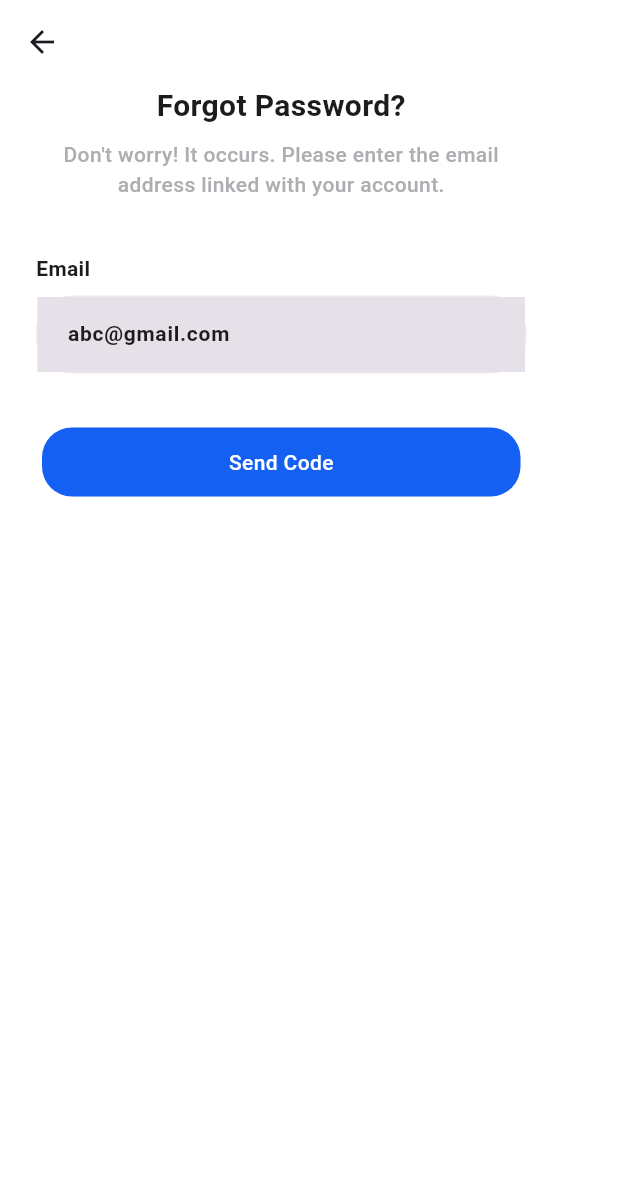
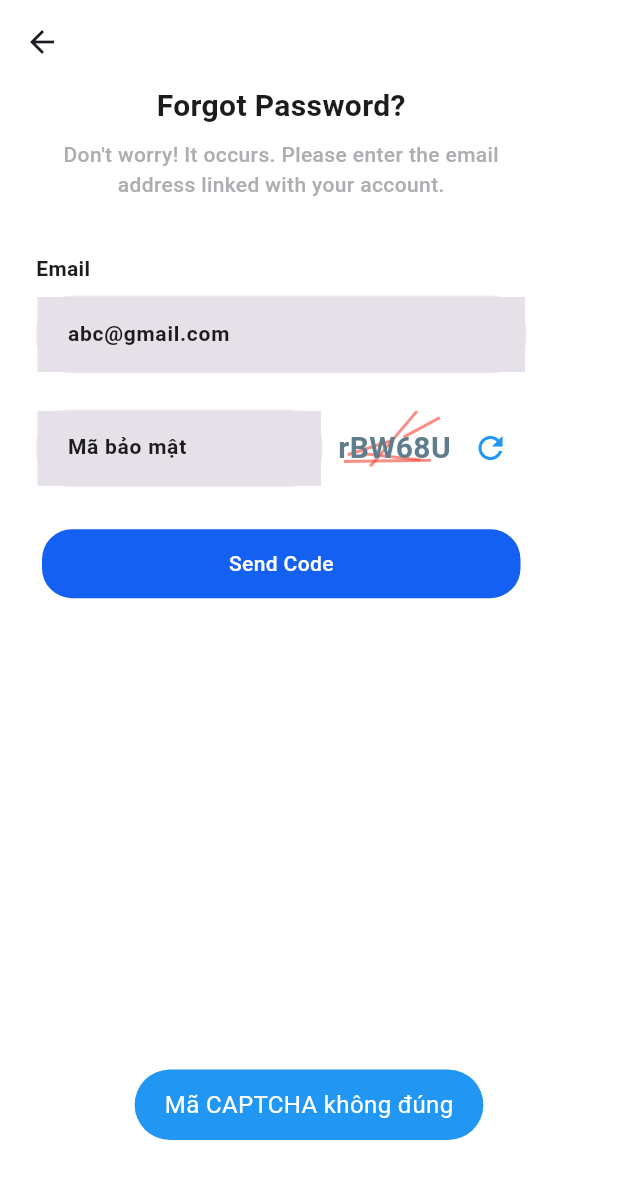
Before and after one commit to NguyenMinhDuc163/Fire-guard-mobile, a Flutter app: the ForgotPasswordScreen screen opened by its route, after a tap on "Send Code", on a phone screen of 412 x 824 dp. Shown: the top 1179 px of the screen. Run offline on Flutter 3.47's test engine with Material 3 defaults, Android fonts, the phone set to English and light mode, and no system bars; drawn by our look-alikes of keyboard_dismisser; our stand-ins replace animate_do, audioplayers, dio, easy_localization, firebase_core, firebase_messaging and 13 more; missing offline and left inert: error_stack, firebase_app_check; accounts and stored records are empty.

Commit message:
update fogot password

```diff
--- /dev/null
+++ b/devtools_options.yaml
@@ -0,0 +1,3 @@
+description: This file stores settings for Dart & Flutter DevTools.
+documentation: https://docs.flutter.dev/tools/devtools/extensions#configure-extension-enablement-states
+extensions:
--- a/lib/models/auth_model.dart
+++ b/lib/models/auth_model.dart
@@ -2,8 +2,9 @@ class AuthModel{
   String username;
   String password;
   String tokenFcm;
+  String captchaText;
 
-  AuthModel({ this.username = '',  this.password = '', this.tokenFcm = ''});
+  AuthModel({ this.username = '',  this.password = '', this.tokenFcm = '', this.captchaText = "Afj5T"});
 
 
 }
--- /dev/null
+++ b/lib/service/api_service/request/forgot_password_request.dart
@@ -0,0 +1,23 @@
+import 'dart:convert';
+
+ForgotPasswordRequest forgotPasswordRequestFromJson(String str) =>
+    ForgotPasswordRequest.fromJson(json.decode(str));
+
+String forgotPasswordRequestToJson(ForgotPasswordRequest data) =>
+    json.encode(data.toJson());
+
+class ForgotPasswordRequest {
+  ForgotPasswordRequest({
+    required this.email,
+  });
+
+  final String email;
+
+  factory ForgotPasswordRequest.fromJson(Map<String, dynamic> json) => ForgotPasswordRequest(
+    email: json["email"],
+  );
+
+  Map<String, dynamic> toJson() => {
+    "email": email,
+  };
+}
--- /dev/null
+++ b/lib/service/api_service/response/forgot_password_response.dart
@@ -0,0 +1,8 @@
+class ForgotPasswordResponse {
+  ForgotPasswordResponse();
+
+  factory ForgotPasswordResponse.fromJson(Map<String, dynamic> json) =>
+      ForgotPasswordResponse();
+
+  Map<String, dynamic> toJson() => {};
+}
--- a/lib/service/base_connect.dart
+++ b/lib/service/base_connect.dart
@@ -7,7 +7,7 @@ class BaseConnect {
 
   BaseConnect() {
 
-    String authToken = LocalStorageHelper.getValue('authToken');
+    String authToken = LocalStorageHelper.getValue('authToken') ?? "";
     httpClient = Dio(BaseOptions(
       baseUrl: StatusApi.BASE_API_URL, // Hiện tại se su dung ben RemoteConfigService nen gia tri nay khong can thiet
       connectTimeout: const Duration(milliseconds: StatusApi.TIME_OUT),
--- a/lib/service/common/status_api.dart
+++ b/lib/service/common/status_api.dart
@@ -1,6 +1,7 @@
 class StatusApi {
 
-static String BASE_API_URL = "http://20.2.33.95:3000/api/v1/"; // test local
+static String BASE_API_URL = "http://192.168.100.171:3000/api/v1/"; // test local
+// static String BASE_API_URL = "http://20.2.33.95:3000/api/v1/"; // server
 
 static const int TIME_OUT = 10000;
 
--- a/lib/test.dart
+++ b/lib/test.dart
@@ -42,7 +42,7 @@ class _SensorDataPageState extends State<SensorDataPage> {
             ElevatedButton(
               onPressed: () {
                 // sensorViewModel.saveDeviceStatus(deviceName: 'buzzer', status: 'active');
-                sensorViewModel.fetchHistory();
+                sensorViewModel.sendForgotPassword();
               },
               child: Text('Gửi Dữ Liệu'),
             ),
--- a/lib/view/userAuth/forgot_password_screen.dart
+++ b/lib/view/userAuth/forgot_password_screen.dart
@@ -1,6 +1,10 @@
 import 'package:easy_localization/easy_localization.dart';
+import 'package:fire_guard/utils/core/extentions/size_extension.dart';
+import 'package:fire_guard/view/userAuth/widget/StrikethroughPainter.dart';
+import 'package:fire_guard/viewModel/auth_view_model.dart';
 import 'package:flutter/material.dart';
 import 'package:keyboard_dismisser/keyboard_dismisser.dart';
+import 'package:provider/provider.dart';
 
 
 import 'widget/primary_button_widget.dart';
@@ -16,11 +20,12 @@ class ForgotPasswordScreen extends StatefulWidget {
 
 class _ForgotPasswordScreenState extends State<ForgotPasswordScreen> {
   late TextEditingController emailC;
-
+  TextEditingController securityCodeController = TextEditingController();
   @override
   void initState() {
     super.initState();
     emailC = TextEditingController();
+    Provider.of<AuthViewModel>(context, listen: false).generateCaptcha();
   }
 
   @override
@@ -30,6 +35,8 @@ class _ForgotPasswordScreenState extends State<ForgotPasswordScreen> {
   }
   @override
   Widget build(BuildContext context) {
+    final authViewModel = Provider.of<AuthViewModel>(context);
+    final model = authViewModel.model;
     return KeyboardDismisser(
       gestures: const [GestureType.onTap],
       child: Scaffold(
@@ -88,12 +95,73 @@ class _ForgotPasswordScreenState extends State<ForgotPasswordScreen> {
                       ),
                     ],
                   ),
-                  const SizedBox(height: 32),
+                  Padding(
+                    padding: EdgeInsets.only(top: 20.h, bottom: 20.h),
+                    child: Row(
+                      children: [
+                        Expanded(
+                          child: PrimaryTextFormFieldWidget(
+                            borderRadius: BorderRadius.circular(24),
+                            hintText: 'Mã bảo mật',
+                            controller: securityCodeController,
+                            width: 327,
+                            height: 52,
+                          ),
+                        ),
+                        Padding(
+                          padding: const EdgeInsets.only(left: 8.0),
+                          child: GestureDetector(
+                            onTap: () => authViewModel.generateCaptcha(),
+                            child: SizedBox(
+                              width: 80,
+                              height: 50,
+                              child: CustomPaint(
+                                painter: StrikethroughPainter(model.captchaText),
+                                child: Center(
+                                  child: Text(
+                                    model.captchaText,
+                                    style: const TextStyle(
+                                        fontSize: 20,
+                                        fontWeight: FontWeight.bold,
+                                        color: Colors.blueGrey),
+                                  ),
+                                ),
+                              ),
+                            ),
+                          ),
+                        ),
+                        IconButton(
+                          icon: const Icon(Icons.refresh, color: Colors.blue),
+                          onPressed: () {
+                            authViewModel.generateCaptcha();
+                          },
+                        ),
+                      ],
+                    ),
+                  ),
+
                   Column(
                     children: [
                       PrimaryButtonWidget(
                         elevation: 0,
                         onTap: () async {
+                          if(model.captchaText.isEmpty) {
+                            showToastTop(message: 'please_enter_captcha');
+                            return;
+                          }
+                          bool isForgot = false;
+                          if (securityCodeController.text == model.captchaText) {
+                            isForgot = await authViewModel.sendForgotPassword(email: emailC.text.trim());
+                          } else {
+                            showToast(message: 'Mã CAPTCHA không đúng');
+                          }
+
+                        print("model.captchaText: ${model.captchaText}");
+
+                         authViewModel.generateCaptcha();
+                         if(isForgot){
+                           Navigator.pop(context);
+                         }
                         },
                         text: 'send_code'.tr(),
                         bgColor: ColorPalette.kPrimary,
--- /dev/null
+++ b/lib/view/userAuth/widget/StrikethroughPainter.dart
@@ -0,0 +1,48 @@
+import 'dart:math';
+
+import 'package:flutter/material.dart';
+
+class StrikethroughPainter extends CustomPainter {
+  final String captchaText;
+  final List<Offset> _lineOffsets;
+
+  StrikethroughPainter(this.captchaText) : _lineOffsets = _generateLineOffsets();
+
+  static List<Offset> _generateLineOffsets() {
+    Random random = Random();
+    List<Offset> offsets = [];
+
+
+    double widthLimit = 80;
+    double heightLimit = 40;
+
+    for (int i = 0; i < 5; i++) {
+      double startX = random.nextDouble() * widthLimit;
+      double startY = random.nextDouble() * heightLimit;
+      double endX = random.nextDouble() * widthLimit;
+      double endY = random.nextDouble() * heightLimit;
+      offsets.add(Offset(startX, startY));
+      offsets.add(Offset(endX, endY));
+    }
+    return offsets;
+  }
+
+  @override
+  void paint(Canvas canvas, Size size) {
+    Paint paint = Paint()
+      ..color = Colors.red.withOpacity(0.6)
+      ..strokeWidth = 2;
+
+
+    for (int i = 0; i < _lineOffsets.length; i += 2) {
+      if (i + 1 < _lineOffsets.length) {
+        canvas.drawLine(_lineOffsets[i], _lineOffsets[i + 1], paint);
+      }
+    }
+  }
+
+  @override
+  bool shouldRepaint(covariant CustomPainter oldDelegate) {
+    return false;
+  }
+}
--- a/lib/viewModel/auth_view_model.dart
+++ b/lib/viewModel/auth_view_model.dart
@@ -1,10 +1,14 @@
+import 'dart:math';
+
 import 'package:easy_localization/easy_localization.dart';
 import 'package:fire_guard/main.dart';
 import 'package:fire_guard/models/auth_model.dart';
 import 'package:fire_guard/service/api_service/api_service.dart';
+import 'package:fire_guard/service/api_service/request/forgot_password_request.dart';
 import 'package:fire_guard/service/api_service/request/login_request.dart';
 import 'package:fire_guard/service/api_service/request/register_request.dart';
 import 'package:fire_guard/service/api_service/response/base_response.dart';
+import 'package:fire_guard/service/api_service/response/forgot_password_response.dart';
 import 'package:fire_guard/service/api_service/response/login_response.dart';
 import 'package:fire_guard/service/api_service/response/register_response.dart';
 import 'package:fire_guard/service/service_config//notification_service.dart';
@@ -114,4 +118,61 @@ class AuthViewModel extends ChangeNotifier {
       return false;
     }
   }
+
+
+  Future<bool> sendForgotPassword({required String email}) async {
+    ForgotPasswordRequest request = ForgotPasswordRequest(
+      email: email,
+    );
+    final BaseResponse<ForgotPasswordResponse> response =
+    await apiServices.sendForgotPassword(request);
+    print('Code: ${response.code}');
+    print('Status: ${response.status}');
+    print('Message: ${response.message}');
+    print('Error: ${response.error}');
+    print('Data: ${response.data}');
+
+    notifyListeners();
+    if (response.code == 200 || response.code == 201) {
+      showToastTop(
+        message: response.message.toString(),
+      );
+      return true;
+    } else {
+      showToast(
+        message: "${'forgot_password_failed'.tr()}: ${response.message}",
+      );
+      return false;
+    }
+  }
+
+
+  void generateCaptcha() {
+    const uppercaseChars = 'ABCDEFGHIJKLMNOPQRSTUVWXYZ';
+    const lowercaseChars = 'abcdefghijklmnopqrstuvwxyz';
+    const digits = '0123456789';
+
+    Random random = Random();
+
+    String captcha = '';
+    captcha += uppercaseChars[random.nextInt(uppercaseChars.length)]; // Chữ hoa
+    captcha += lowercaseChars[random.nextInt(lowercaseChars.length)]; // Chữ thường
+    captcha += digits[random.nextInt(digits.length)]; // Số
+
+    String allChars = uppercaseChars + lowercaseChars + digits;
+    for (int i = captcha.length; i < 6; i++) {
+      captcha += allChars[random.nextInt(allChars.length)];
+    }
+
+    captcha = _shuffleString(captcha);
+
+    model.captchaText = captcha;
+    notifyListeners();
+  }
+
+  String _shuffleString(String str) {
+    List<String> chars = str.split('');
+    chars.shuffle();
+    return chars.join('');
+  }
 }
```
Also changed, not shown: lib/service/api_service/api_service.dart (+13 -0 lines), lib/viewModel/sensor_view_model.dart (+16 -0 lines).
